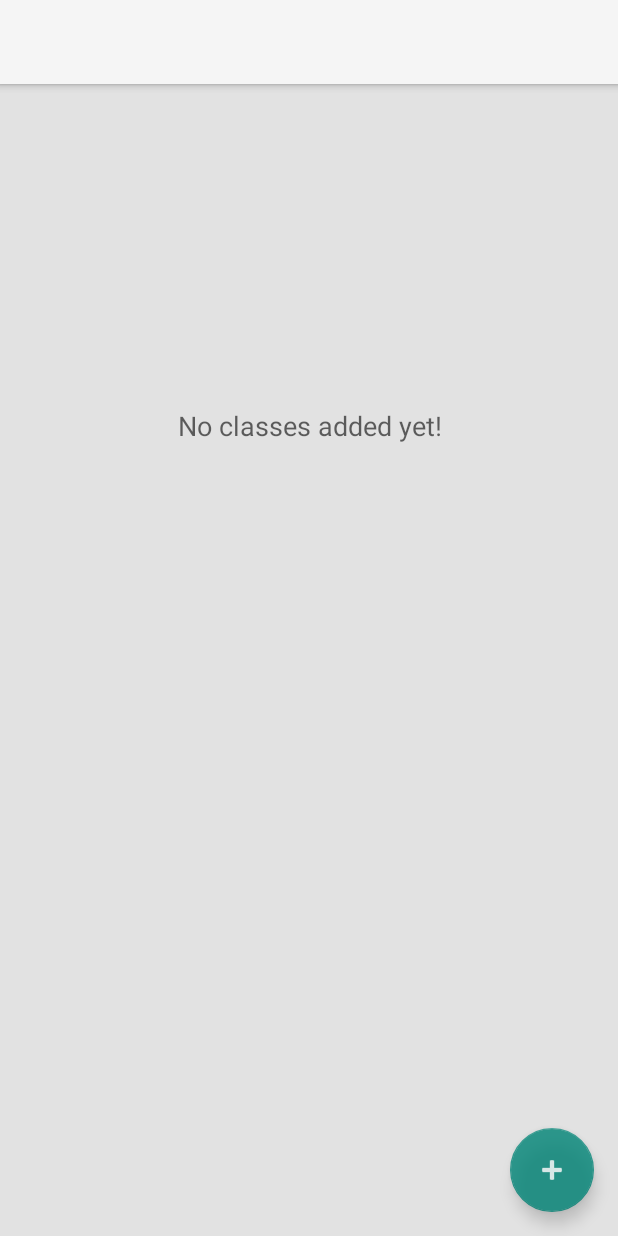
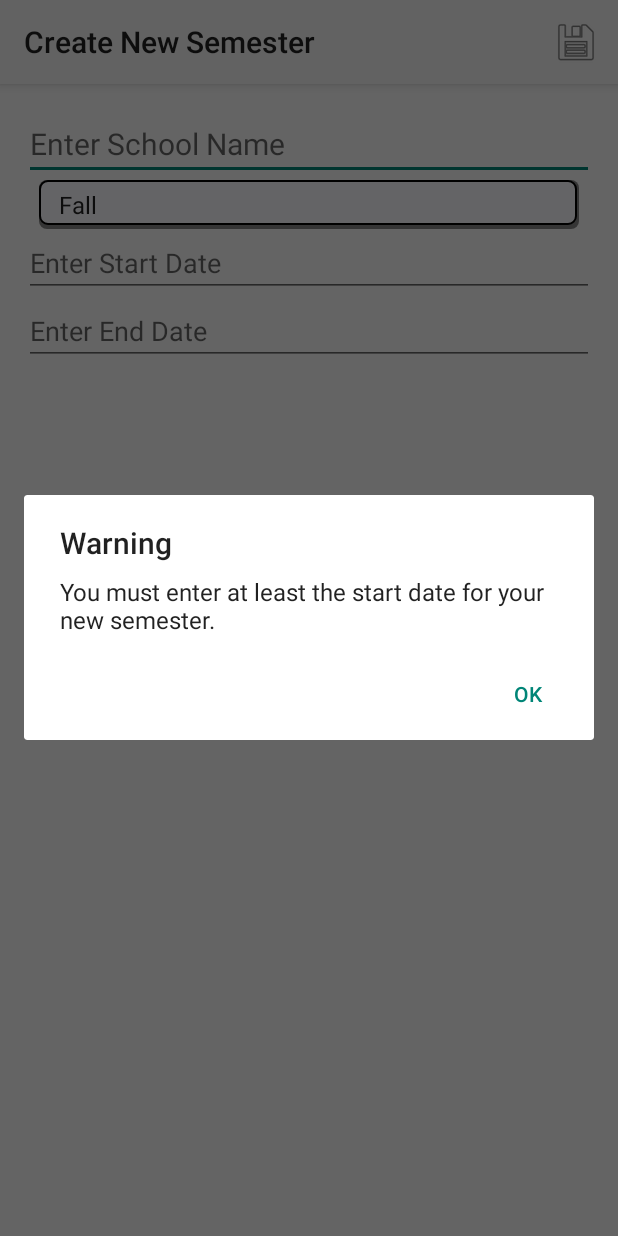
Before and after one commit to jakeprobst/academicplanner, an Android app: the screen it shows after launch (SemesterActivity before the commit, NewSemesterActivity after it), after a tap on "Save", on a phone screen of 412 x 824 dp. Run offline under Robolectric (Android 15) with nearby library versions, the phone set to English and light mode, and no system bars; 1 statement that could not run was skipped.

Commit message:
Prevented crash when user creates new semester and leaves the start date field empty. User will be prompted to enter a prompt date before.

```diff
--- a/app/src/main/java/org/thisnamesucks/academicplanner/NewSemesterActivity.java
+++ b/app/src/main/java/org/thisnamesucks/academicplanner/NewSemesterActivity.java
@@ -1,6 +1,8 @@
 package org.thisnamesucks.academicplanner;
 
+import android.app.AlertDialog;
 import android.app.DialogFragment;
+import android.content.DialogInterface;
 import android.content.Intent;
 import android.os.Bundle;
 import android.support.design.widget.FloatingActionButton;
@@ -95,8 +97,27 @@ public class NewSemesterActivity extends AppCompatActivity {
 
         Spinner spinner = (Spinner) findViewById(R.id.semester_spinner);
         TextView start_btn = (TextView) findViewById(R.id.startdate_btn);
-        // TODO: this is way too specific?
-        String year = start_btn.getText().toString().substring(0, 4);
+
+        String year = start_btn.getText().toString();
+        if(year.equals(""))
+        {
+            //Make warning message that start date should be entered
+            AlertDialog.Builder builder = new AlertDialog.Builder(NewSemesterActivity.this);
+            builder.setTitle("Warning");
+            builder.setMessage("You must enter at least the start date for your new semester.");
+            builder.setPositiveButton("OK", new DialogInterface.OnClickListener() {
+                public void onClick(DialogInterface dialog, int id) {
+                    dialog.dismiss();
+                }
+            });
+            builder.show();
+            return;
+        }
+        else
+        {
+            year = year.substring(0, 4);
+        }
+
         String name = spinner.getSelectedItem().toString() + ' ' + year;
         semesterModel.setName(name);
 
```
